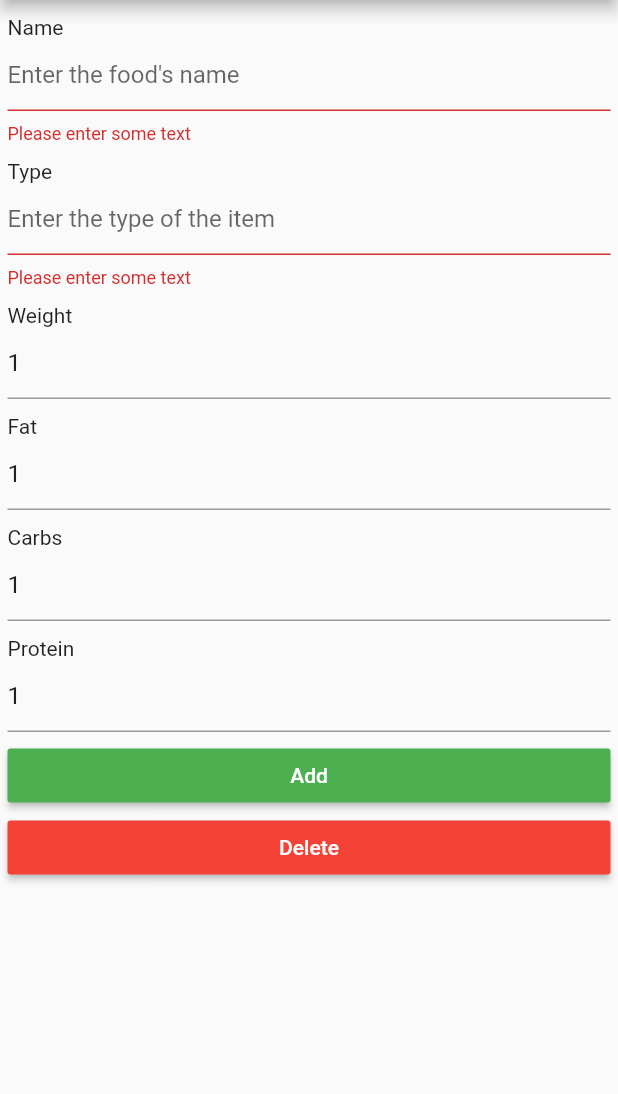
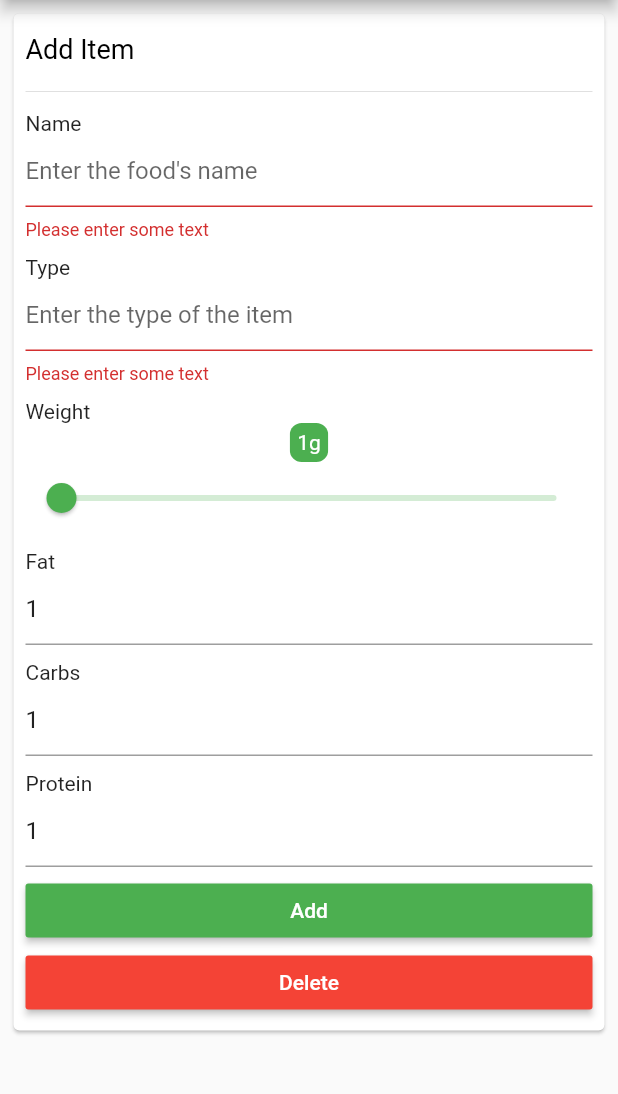
Before and after one commit to DoodlePeach/FitnessApp, a Flutter app: the FormWidget screen opened directly, after a tap on "Add", on a phone screen of 412 x 824 dp, the part 84-1178 px from its top. Run offline on Flutter 3.47's test engine with Material 2 defaults, Android fonts, the phone set to English and light mode, and no system bars; our stand-ins replace circular_check_box, fluttertoast, permission_handler, sqflite; accounts and stored records are empty.

Commit message:
Fixed the UI for forms page. Added a slider to input weight instead of text field.

```diff
--- a/lib/form.dart
+++ b/lib/form.dart
@@ -2,7 +2,10 @@ import 'package:flutter/cupertino.dart';
 import 'package:flutter/material.dart';
 import 'foodDatabase.dart';
 import 'databaseQuery.dart';
+import 'styles.dart';
 
+final double weightMaxValue = 1000;
+final double weightMinValue = 1;
 
 bool isNumeric(String s) {
   if (s == null) {
@@ -32,7 +35,8 @@ class FormWidgetState extends State<FormWidget> {
   // not a GlobalKey<MyCustomFormState>.
   final _formKey = GlobalKey<FormState>();
   String name, type;
-  int weight, protein, carb, fat;
+  int protein, carb, fat;
+  double weight = 1;
 
   @override
   Widget build(BuildContext context) {
@@ -44,8 +48,22 @@ class FormWidgetState extends State<FormWidget> {
       body: SingleChildScrollView(
         child: Container(
           padding: EdgeInsets.all(5),
+          child: Card(
+            child: Container(
+              padding: EdgeInsets.all(8),
               child: Column(
                 children: [
+                   Padding(
+                     padding: EdgeInsets.fromLTRB(0, 5, 0, 10),
+                     child: Row(
+                       children: [
+                         Text("Add Item", style: cardTitleTextStyle,),
+                       ],
+                     ),
+                     ),
+
+                  Divider(),
+
                   Form(
                       key: _formKey,
                       child: Column(
@@ -107,32 +125,66 @@ class FormWidgetState extends State<FormWidget> {
                             ),
 
 
+                            // Container(
+                            //   padding: EdgeInsets.symmetric(horizontal: 0, vertical: 5),
+                            //   child: Column(
+                            //     crossAxisAlignment: CrossAxisAlignment.start,
+                            //     children: [
+                            //       Text("Weight"),
+                            //
+                            //       // Add TextFormFields and RaisedButton here.
+                            //       TextFormField(
+                            //         decoration: const InputDecoration(
+                            //           hintText: 'Enter the item\'s weight',
+                            //         ),
+                            //
+                            //         initialValue: widget.item == null
+                            //             ? 1.toString()
+                            //             : widget.item.weight.toString(),
+                            //
+                            //         // The validator receives the text that the user has entered.
+                            //         validator: (value) {
+                            //           if (!isNumeric(value) ||
+                            //               int.parse(value) < 1 ||
+                            //               value.isEmpty) {
+                            //             return 'Invalid number';
+                            //           }
+                            //           weight = int.parse(value);
+                            //           return null;
+                            //         },
+                            //       ),
+                            //     ],
+                            //   ),
+                            // ),
+
+
                             Container(
-                          padding: EdgeInsets.symmetric(horizontal: 0, vertical: 5),
+                              padding: EdgeInsets.symmetric(vertical: 5, horizontal: 0),
                               child: Column(
-                            crossAxisAlignment: CrossAxisAlignment.start,
+                                children: [
+                                  Row(
                                     children: [
                                       Text("Weight"),
-
-                              // Add TextFormFields and RaisedButton here.
-                              TextFormField(
-                                decoration: const InputDecoration(
-                                  hintText: 'Enter the item\'s weight',
+                                    ],
                                   ),
 
-                                initialValue: widget.item == null
-                                    ? 1.toString()
-                                    : widget.item.weight.toString(),
-
-                                // The validator receives the text that the user has entered.
-                                validator: (value) {
-                                  if (!isNumeric(value) ||
-                                      int.parse(value) < 1 ||
-                                      value.isEmpty) {
-                                    return 'Invalid number';
-                                  }
-                                  weight = int.parse(value);
-                                  return null;
+                                  ClipRRect(
+                                    borderRadius: BorderRadius.circular(8),
+                                    child: Container(
+                                        padding: EdgeInsets.symmetric(vertical: 5, horizontal: 5),
+                                        color: Colors.green,
+                                        child: Text(weight.round().toString() + "g", style: TextStyle(color: Colors.white),)
+                                    ),
+                                  ),
+                                  Slider(
+                                    min: weightMinValue,
+                                    max: weightMaxValue,
+                                    value: weight,
+                                    label: weight.round().toString(),
+                                    onChanged: (value){
+                                      setState(() {
+                                        weight = value;
+                                      });
                                     },
                                   ),
                                 ],
@@ -247,10 +299,10 @@ class FormWidgetState extends State<FormWidget> {
                                         // FoodItem itemDatabse = FoodItem(name: name, weight: weight, carb: carb, fat: fat, protein: protein, type: type, isAdded: false);
 
                                         if(widget.item == null){
-                                      DatabaseQuery.db.newFood(new Food (name,type,weight,protein,fat,carb,0));
+                                          DatabaseQuery.db.newFood(new Food (name,type,weight.toInt() ,protein,fat,carb,0));
                                         }
                                         else{
-                                      DatabaseQuery.db.updateFood(new Food (name,type,weight,protein,fat,carb,widget.item.isAdded));
+                                          DatabaseQuery.db.updateFood(new Food (name,type, weight.toInt(),protein,fat,carb,widget.item.isAdded));
                                         }
                                       }
                                     },
@@ -287,6 +339,8 @@ class FormWidgetState extends State<FormWidget> {
               ),
             ),
           ),
+        ),
+      ),
     );
   }
 }
--- a/lib/styles.dart
+++ b/lib/styles.dart
@@ -23,14 +23,12 @@ TextStyle cardTitleTextStyle = TextStyle(
     color: Colors.black
 );
 
-//
+// The specification for text style in the carbs, fat and protein bar.
 TextStyle foodBarTextStyle = TextStyle(
 fontSize: 17,
 fontFamily: 'Roboto',
 fontWeight: FontWeight.w300,
 color: Colors.white);
-
-
 
 // Specification for gradient of food list items.
 // This gradient is applied when the item is selected.
```
Lines whose indentation alone changed are shown as unchanged.
